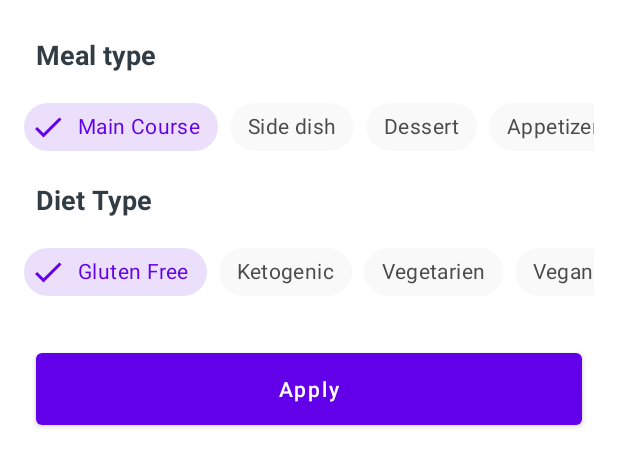
After one commit to AlexPasynkov/FoodForce, an Android app: the layout recipes_bottom_sheet.xml on its own in the app's theme, with its tools: preview values and no code run, on a phone screen of 412 x 824 dp. The commit adds this screen. Shown: the top 466 px of the screen. Run offline under Robolectric (Android 15) with nearby library versions, the phone set to English and light mode, and no system bars; Roboto replaces fonts that are not available here.

```diff
--- a/app/src/main/java/com/alexlearn/foodforce/ui/fragments/recipes/RecipesFragment.kt
+++ b/app/src/main/java/com/alexlearn/foodforce/ui/fragments/recipes/RecipesFragment.kt
@@ -9,6 +9,7 @@ import android.view.ViewGroup
 import android.widget.Toast
 import androidx.lifecycle.ViewModelProvider
 import androidx.lifecycle.lifecycleScope
+import androidx.navigation.fragment.findNavController
 import androidx.recyclerview.widget.LinearLayoutManager
 import com.alexlearn.foodforce.viewmodels.MainViewModel
 import com.alexlearn.foodforce.R
@@ -51,6 +52,9 @@ class RecipesFragment : Fragment() {
         setupRecyclerView()
         readDatabase()
 
+        binding.recipesFab.setOnClickListener{
+            findNavController().navigate(R.id.action_recipesFragment_to_recipesBottomSheet)
+        }
         return binding.root
     }
 
--- /dev/null
+++ b/app/src/main/java/com/alexlearn/foodforce/ui/fragments/recipes/bottomsheet/RecipesBottomSheet.kt
@@ -0,0 +1,22 @@
+package com.alexlearn.foodforce.ui.fragments.recipes.bottomsheet
+
+import android.os.Bundle
+import android.view.LayoutInflater
+import android.view.View
+import android.view.ViewGroup
+import com.alexlearn.foodforce.R
+import com.google.android.material.bottomsheet.BottomSheetDialogFragment
+
+class RecipesBottomSheet : BottomSheetDialogFragment() {
+
+
+    override fun onCreateView(
+            inflater: LayoutInflater, container: ViewGroup?,
+            savedInstanceState: Bundle?
+    ): View? {
+        // Inflate the layout for this fragment
+        return inflater.inflate(R.layout.recipes_bottom_sheet, container, false)
+    }
+
+
+}
--- a/app/src/main/java/com/alexlearn/foodforce/viewmodels/RecipesViewModel.kt
+++ b/app/src/main/java/com/alexlearn/foodforce/viewmodels/RecipesViewModel.kt
@@ -17,8 +17,8 @@ class RecipesViewModel(application: Application) : AndroidViewModel(application)
 
         queries[QUERY_NUMBER] = "50"
         queries[QUERY_API_KEY] = API_KEY
-        queries[QUERY_TYPE] = "snack"
-        queries[QUERY_DIET] = "vegan"
+        queries[QUERY_TYPE] = "main course"
+        queries[QUERY_DIET] = "gluten free"
         queries[QUERY_ADD_RECIPE_INFORMATION] = "true"
         queries[QUERY_FILL_INGREDIENTS] = "true"
 
--- /dev/null
+++ b/app/src/main/res/color/chip_background_color.xml
@@ -0,0 +1,7 @@
+<?xml version="1.0" encoding="utf-8"?>
+<selector xmlns:android="http://schemas.android.com/apk/res/android">
+
+<item android:color="@color/checkedChipBackgroundColor" android:state_checked="true"/>
+<item android:color="@color/chipBackgroundColor" android:state_checked="false"/>
+
+</selector>
--- /dev/null
+++ b/app/src/main/res/color/chip_text_color.xml
@@ -0,0 +1,7 @@
+<?xml version="1.0" encoding="utf-8"?>
+<selector xmlns:android="http://schemas.android.com/apk/res/android">
+    <item android:color="@color/checkedChipTextColor" android:state_checked="true"/>
+    <item android:color="@color/chipTextColor" android:state_checked="false"/>
+
+
+</selector>
--- a/app/src/main/res/layout/fragment_recipes.xml
+++ b/app/src/main/res/layout/fragment_recipes.xml
@@ -32,7 +32,7 @@
             app:layout_constraintTop_toTopOf="parent" />
 
         <com.google.android.material.floatingactionbutton.FloatingActionButton
-            android:id="@+id/floatingActionButton"
+            android:id="@+id/recipes_fab"
             android:layout_width="wrap_content"
             android:layout_height="wrap_content"
             android:layout_marginEnd="24dp"
--- /dev/null
+++ b/app/src/main/res/layout/recipes_bottom_sheet.xml
@@ -0,0 +1,269 @@
+<?xml version="1.0" encoding="utf-8"?>
+<androidx.constraintlayout.widget.ConstraintLayout xmlns:android="http://schemas.android.com/apk/res/android"
+    xmlns:app="http://schemas.android.com/apk/res-auto"
+    xmlns:tools="http://schemas.android.com/tools"
+    android:layout_width="match_parent"
+    android:layout_height="wrap_content"
+    android:background="@color/white"
+    tools:context=".ui.fragments.recipes.bottomsheet.RecipesBottomSheet">
+
+    <TextView
+        android:id="@+id/mealType_txt"
+        android:layout_width="wrap_content"
+        android:layout_height="wrap_content"
+        android:layout_marginStart="24dp"
+        android:layout_marginTop="24dp"
+        android:text="@string/meal_type"
+        android:textSize="18sp"
+        android:textStyle="bold"
+        android:textColor="@color/dark"
+        app:layout_constraintStart_toStartOf="parent"
+        app:layout_constraintTop_toTopOf="parent" />
+
+    <HorizontalScrollView
+        android:id="@+id/mealType_scrollView"
+        android:layout_width="match_parent"
+        android:layout_height="wrap_content"
+        android:layout_marginStart="16dp"
+        android:layout_marginTop="12dp"
+        android:layout_marginEnd="16dp"
+        android:scrollbars="none"
+        app:layout_constraintEnd_toEndOf="parent"
+        app:layout_constraintStart_toStartOf="parent"
+        app:layout_constraintTop_toBottomOf="@+id/mealType_txt">
+
+        <LinearLayout
+            android:layout_width="wrap_content"
+            android:layout_height="match_parent"
+            android:orientation="horizontal" >
+
+
+            <com.google.android.material.chip.ChipGroup
+                app:checkedChip="@+id/main_course_chip"
+                android:id="@+id/mealType_chipGroup"
+                android:layout_width="match_parent"
+                android:layout_height="match_parent"
+                app:selectionRequired="true"
+                app:singleLine="true"
+                app:singleSelection="true">
+
+                <com.google.android.material.chip.Chip
+                    style="@style/CustomChipStyle"
+                    android:id="@+id/main_course_chip"
+                    android:layout_width="wrap_content"
+                    android:layout_height="wrap_content"
+                    android:text="@string/main_course"/>
+
+                <com.google.android.material.chip.Chip
+                    style="@style/CustomChipStyle"
+                    android:id="@+id/side_dish_ship"
+                    android:layout_width="wrap_content"
+                    android:layout_height="wrap_content"
+                    android:text="@string/side_dish"/>
+
+                <com.google.android.material.chip.Chip
+                    style="@style/CustomChipStyle"
+                    android:id="@+id/dessert_chip"
+                    android:layout_width="wrap_content"
+                    android:layout_height="wrap_content"
+                    android:text="@string/dessert"/>
+
+                <com.google.android.material.chip.Chip
+                    style="@style/CustomChipStyle"
+                    android:id="@+id/appetizer_chip"
+                    android:layout_width="wrap_content"
+                    android:layout_height="wrap_content"
+                    android:text="@string/appetizer"/>
+
+                <com.google.android.material.chip.Chip
+                    style="@style/CustomChipStyle"
+                    android:id="@+id/salad_chip"
+                    android:layout_width="wrap_content"
+                    android:layout_height="wrap_content"
+                    android:text="@string/salad"/>
+
+                <com.google.android.material.chip.Chip
+                    style="@style/CustomChipStyle"
+                    android:id="@+id/bread_chip"
+                    android:layout_width="wrap_content"
+                    android:layout_height="wrap_content"
+                    android:text="@string/bread"/>
+
+                <com.google.android.material.chip.Chip
+                    style="@style/CustomChipStyle"
+                    android:id="@+id/breakfast_chip"
+                    android:layout_width="wrap_content"
+                    android:layout_height="wrap_content"
+                    android:text="@string/breakfast"/>
+
+                <com.google.android.material.chip.Chip
+                    style="@style/CustomChipStyle"
+                    android:id="@+id/soup_chip"
+                    android:layout_width="wrap_content"
+                    android:layout_height="wrap_content"
+                    android:text="@string/soup"/>
+
+                <com.google.android.material.chip.Chip
+                    style="@style/CustomChipStyle"
+                    android:id="@+id/beverage_chip"
+                    android:layout_width="wrap_content"
+                    android:layout_height="wrap_content"
+                    android:text="@string/beverage"/>
+
+                <com.google.android.material.chip.Chip
+                    style="@style/CustomChipStyle"
+                    android:id="@+id/sauce_chip"
+                    android:layout_width="wrap_content"
+                    android:layout_height="wrap_content"
+                    android:text="@string/sauce"/>
+
+                <com.google.android.material.chip.Chip
+                    style="@style/CustomChipStyle"
+                    android:id="@+id/marinade_chip"
+                    android:layout_width="wrap_content"
+                    android:layout_height="wrap_content"
+                    android:text="@string/marinade"/>
+
+                <com.google.android.material.chip.Chip
+                    style="@style/CustomChipStyle"
+                    android:id="@+id/finger_food_chip"
+                    android:layout_width="wrap_content"
+                    android:layout_height="wrap_content"
+                    android:text="@string/fingerfood"/>
+
+                <com.google.android.material.chip.Chip
+                    style="@style/CustomChipStyle"
+                    android:id="@+id/snack_chip"
+                    android:layout_width="wrap_content"
+                    android:layout_height="wrap_content"
+                    android:text="@string/snack"/>
+
+                <com.google.android.material.chip.Chip
+                    style="@style/CustomChipStyle"
+                    android:id="@+id/drink_chip"
+                    android:layout_width="wrap_content"
+                    android:layout_height="wrap_content"
+                    android:text="@string/drink"/>
+
+            </com.google.android.material.chip.ChipGroup>
+        </LinearLayout>
+    </HorizontalScrollView>
+
+    <TextView
+        android:id="@+id/dietType_txt"
+        android:layout_width="wrap_content"
+        android:layout_height="wrap_content"
+        android:layout_marginStart="24dp"
+        android:layout_marginTop="12dp"
+        android:text="@string/diet_type"
+        android:textColor="@color/dark"
+        android:textSize="18sp"
+        android:textStyle="bold"
+        app:layout_constraintStart_toStartOf="parent"
+        app:layout_constraintTop_toBottomOf="@+id/mealType_scrollView" />
+
+    <HorizontalScrollView
+        android:id="@+id/dietType_scrollView"
+        android:layout_width="match_parent"
+        android:layout_height="wrap_content"
+        android:layout_marginStart="16dp"
+        android:layout_marginTop="12dp"
+        android:layout_marginEnd="16dp"
+        android:scrollbars="none"
+        app:layout_constraintStart_toStartOf="parent"
+        app:layout_constraintEnd_toEndOf="parent"
+        app:layout_constraintTop_toBottomOf="@id/dietType_txt">
+
+        <LinearLayout
+            android:layout_width="wrap_content"
+            android:layout_height="match_parent"
+            android:orientation="horizontal" >
+
+
+            <com.google.android.material.chip.ChipGroup
+                app:checkedChip="@+id/gluten_free_chip"
+                android:id="@+id/dietType_chipGroup"
+                android:layout_width="match_parent"
+                android:layout_height="match_parent"
+                app:selectionRequired="true"
+                app:singleLine="true"
+                app:singleSelection="true">
+
+                <com.google.android.material.chip.Chip
+                    style="@style/CustomChipStyle"
+                    android:id="@+id/gluten_free_chip"
+                    android:layout_width="wrap_content"
+                    android:layout_height="wrap_content"
+                    android:text="@string/gluten_free"/>
+
+                <com.google.android.material.chip.Chip
+                    style="@style/CustomChipStyle"
+                    android:id="@+id/ketogenic_chip"
+                    android:layout_width="wrap_content"
+                    android:layout_height="wrap_content"
+                    android:text="@string/ketogenic"/>
+
+                <com.google.android.material.chip.Chip
+                    style="@style/CustomChipStyle"
+                    android:id="@+id/vegetarian_chip"
+                    android:layout_width="wrap_content"
+                    android:layout_height="wrap_content"
+                    android:text="@string/vegetarien"/>
+
+                <com.google.android.material.chip.Chip
+                    style="@style/CustomChipStyle"
+                    android:id="@+id/vegan_chip"
+                    android:layout_width="wrap_content"
+                    android:layout_height="wrap_content"
+                    android:text="@string/vegan"/>
+
+                <com.google.android.material.chip.Chip
+                    style="@style/CustomChipStyle"
+                    android:id="@+id/pescetarian_chip"
+                    android:layout_width="wrap_content"
+                    android:layout_height="wrap_content"
+                    android:text="@string/pescetarian"/>
+
+                <com.google.android.material.chip.Chip
+                    style="@style/CustomChipStyle"
+                    android:id="@+id/paleo_chip"
+                    android:layout_width="wrap_content"
+                    android:layout_height="wrap_content"
+                    android:text="@string/paleo"/>
+
+                <com.google.android.material.chip.Chip
+                    style="@style/CustomChipStyle"
+                    android:id="@+id/primal_chip"
+                    android:layout_width="wrap_content"
+                    android:layout_height="wrap_content"
+                    android:text="@string/primal"/>
+
+                <com.google.android.material.chip.Chip
+                    style="@style/CustomChipStyle"
+                    android:id="@+id/whole30_chip"
+                    android:layout_width="wrap_content"
+                    android:layout_height="wrap_content"
+                    android:text="@string/whole30"/>
+
+            </com.google.android.material.chip.ChipGroup>
+        </LinearLayout>
+    </HorizontalScrollView>
+
+    <Button
+        android:id="@+id/apply_button"
+        android:layout_width="match_parent"
+        android:layout_height="60dp"
+        android:layout_marginStart="24dp"
+        android:layout_marginTop="24dp"
+        android:layout_marginEnd="24dp"
+        android:layout_marginBottom="24dp"
+        android:text="@string/apply"
+        android:textAllCaps="false"
+        app:layout_constraintBottom_toBottomOf="parent"
+        app:layout_constraintEnd_toEndOf="parent"
+        app:layout_constraintHorizontal_bias="0.498"
+        app:layout_constraintStart_toStartOf="parent"
+        app:layout_constraintTop_toBottomOf="@+id/dietType_scrollView" />
+
+
+</androidx.constraintlayout.widget.ConstraintLayout>
--- a/app/src/main/res/navigation/my_nav.xml
+++ b/app/src/main/res/navigation/my_nav.xml
@@ -9,7 +9,11 @@
         android:id="@+id/recipesFragment"
         android:name="com.alexlearn.foodforce.ui.fragments.recipes.RecipesFragment"
         android:label="Recipes"
-        tools:layout="@layout/fragment_recipes" />
+        tools:layout="@layout/fragment_recipes" >
+        <action
+            android:id="@+id/action_recipesFragment_to_recipesBottomSheet"
+            app:destination="@id/recipesBottomSheet" />
+    </fragment>
     <fragment
         android:id="@+id/favoriteRecipesFragment"
         android:name="com.alexlearn.foodforce.ui.fragments.favorites.FavoriteRecipesFragment"
@@ -20,4 +24,13 @@
         android:name="com.alexlearn.foodforce.ui.fragments.foodjoke.FoodJokeFragment"
         android:label="Food Joke"
         tools:layout="@layout/fragment_food_joke" />
+    <dialog
+        android:id="@+id/recipesBottomSheet"
+        android:name="com.alexlearn.foodforce.ui.fragments.recipes.bottomsheet.RecipesBottomSheet"
+        android:label="recipes_bottom_sheet"
+        tools:layout="@layout/recipes_bottom_sheet" >
+        <action
+            android:id="@+id/action_recipesBottomSheet_to_recipesFragment"
+            app:destination="@id/recipesFragment" />
+    </dialog>
 </navigation>
--- a/app/src/main/res/values/colors.xml
+++ b/app/src/main/res/values/colors.xml
@@ -15,4 +15,11 @@
     <color name="red">#FF4646</color>
     <color name="yellow">#FFC114</color>
     <color name="green">#00C980</color>
+
+    //Custom Chip Style
+    <color name="checkedChipBackgroundColor">#206200EA</color>
+    <color name="chipBackgroundColor">@color/lightGray</color>
+    <color name="checkedChipTextColor">@color/colorPrimary</color>
+    <color name="chipTextColor">@color/darkGray</color>
+
 </resources>
--- a/app/src/main/res/values/strings.xml
+++ b/app/src/main/res/values/strings.xml
@@ -4,4 +4,29 @@
     <string name="recipes_fragment">Recipes</string>
     <string name="favorite_recipes_fragment">Favorites</string>
     <string name="food_joke_fragment">Food Joke</string>
+    <string name="meal_type">Meal type</string>
+    <string name="main_course">Main Course</string>
+    <string name="side_dish">Side dish</string>
+    <string name="dessert">Dessert</string>
+    <string name="appetizer">Appetizer</string>
+    <string name="salad">Salad</string>
+    <string name="bread">Bread</string>
+    <string name="breakfast">Breakfast</string>
+    <string name="soup">Soup</string>
+    <string name="beverage">Beverage</string>
+    <string name="sauce">Sauce</string>
+    <string name="marinade">Marinade</string>
+    <string name="fingerfood">Fingerfood</string>
+    <string name="drink">Drink</string>
+    <string name="diet_type">Diet Type</string>
+    <string name="gluten_free">Gluten Free</string>
+    <string name="ketogenic">Ketogenic</string>
+    <string name="vegetarien">Vegetarien</string>
+    <string name="vegan">Vegan</string>
+    <string name="pescetarian">Pescetarian</string>
+    <string name="paleo">Paleo</string>
+    <string name="primal">Primal</string>
+    <string name="whole30">Whole30</string>
+    <string name="apply">Apply</string>
+    <string name="snack">Snack</string>
 </resources>
--- a/app/src/main/res/values/styles.xml
+++ b/app/src/main/res/values/styles.xml
@@ -8,4 +8,13 @@
         <item name="colorAccent">@color/colorAccent</item>
     </style>
 
+    <style name="CustomChipStyle" parent="Widget.MaterialComponents.Chip.Filter">
+        <item name="chipBackgroundColor">@color/chip_background_color</item>
+        <item name="android:textColor">@color/chip_text_color</item>
+        <item name="checkedIconTint">@color/chip_text_color</item>
+
+    </style>
+
+
+
 </resources>
```
